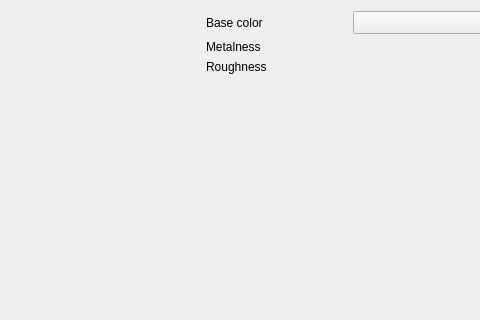
Before: the Qt Designer form src/ui/3d/metalroughmaterialwidget.ui in qgis/QGIS, drawn with Qt 5; both pictures show x 93 to 573 and y 0 to 320 of the 739 by 409 pixel window.
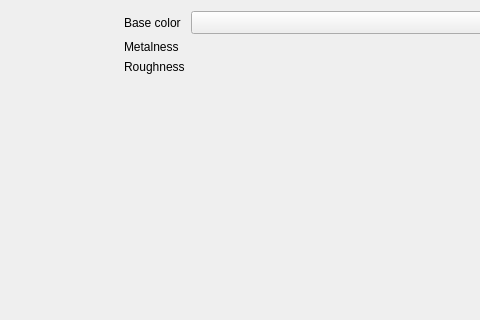
After: the same form once the commit is applied. Custom widgets are drawn as their Qt base class.

Commit message: Fix widget misalignment

The edit to the form file:
```diff
--- a/src/ui/3d/metalroughmaterialwidget.ui
+++ b/src/ui/3d/metalroughmaterialwidget.ui
@@ -13,7 +13,7 @@
   <property name="windowTitle">
    <string notr="true">Form</string>
   </property>
-  <layout class="QGridLayout" name="gridLayout" columnstretch="2,1,2">
+  <layout class="QGridLayout" name="gridLayout">
    <item row="2" column="1">
     <widget class="QLabel" name="lblRoughness">
      <property name="text">
```
The commit also changes 1 other file.
